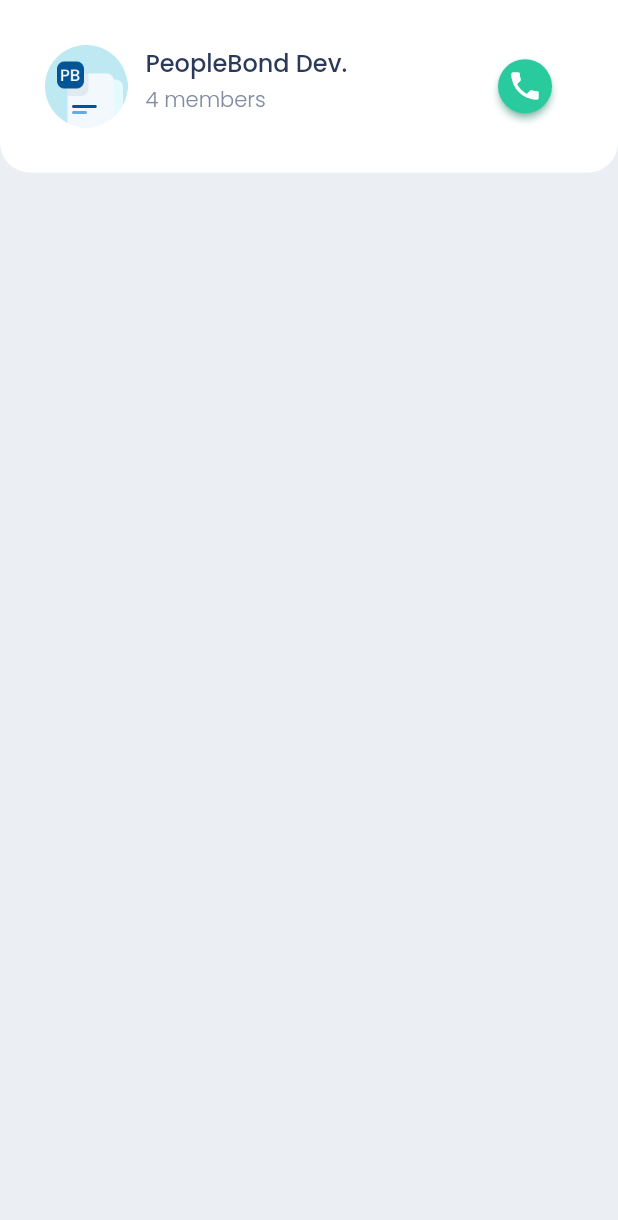
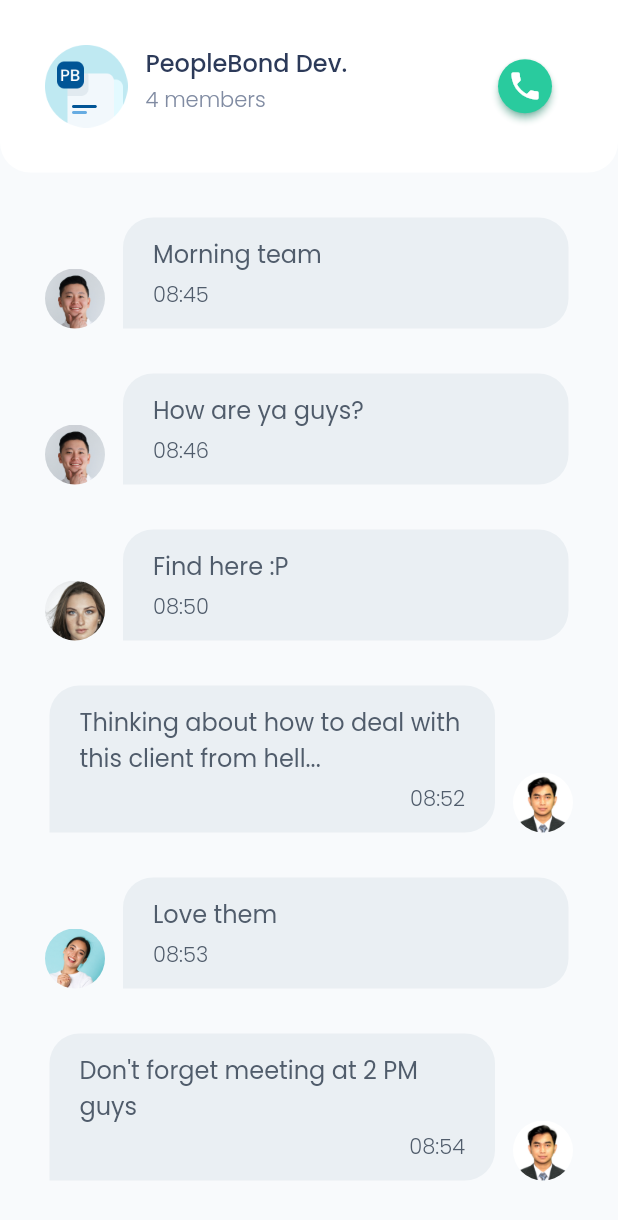
Before and after one commit to alviansyh/chatty, a Flutter app: the MessagePage screen opened directly, on a phone screen of 412 x 824 dp. Shown: the top 1220 px of the screen. Run offline on Flutter 3.47's test engine with Material 2 defaults, Android fonts, the phone set to English and light mode, and no system bars; our stand-ins replace google_fonts.

Commit message:
content detail message

```diff
--- a/lib/pages/message_page.dart
+++ b/lib/pages/message_page.dart
@@ -1,6 +1,9 @@
+import 'package:chatty/widgets/sender_bubble.dart';
+
+import '/widgets/receiver_bubble.dart';
+import '/theme.dart';
+
 import 'package:animations/animations.dart';
-
-import '/theme.dart';
 import 'package:flutter/material.dart';
 
 class MessagePage extends StatelessWidget {
@@ -16,7 +19,7 @@ class MessagePage extends StatelessWidget {
         child: child,
       ),
       child: Scaffold(
-        backgroundColor: secondaryColor,
+        backgroundColor: systemMessageColor,
         body: SafeArea(
           child: Column(
             children: [
@@ -72,7 +75,48 @@ class MessagePage extends StatelessWidget {
               Expanded(
                 child: Container(
                   child: ListView(
-                    children: [],
+                    children: [
+                      Padding(
+                        padding: EdgeInsets.symmetric(horizontal: 30),
+                        child: Column(
+                          children: [
+                            SizedBox(
+                              height: 30,
+                            ),
+                            ReceiverBubble(
+                              imageUrl: 'assets/profile/image 6.png',
+                              text: 'Morning team',
+                              time: '08:45',
+                            ),
+                            ReceiverBubble(
+                              imageUrl: 'assets/profile/image 6.png',
+                              text: 'How are ya guys?',
+                              time: '08:46',
+                            ),
+                            ReceiverBubble(
+                              imageUrl: 'assets/profile/image 8.png',
+                              text: 'Find here :P',
+                              time: '08:50',
+                            ),
+                            SenderBubble(
+                              imageUrl: 'assets/profile/profile.jpg',
+                              text: 'Thinking about how to deal with this client from hell...',
+                              time: '08:52',
+                            ),
+                            ReceiverBubble(
+                              imageUrl: 'assets/profile/image 4.png',
+                              text: 'Love them',
+                              time: '08:53',
+                            ),
+                            SenderBubble(
+                              imageUrl: 'assets/profile/profile.jpg',
+                              text: 'Don\'t forget meeting at 2 PM guys',
+                              time: '08:54',
+                            ),
+                          ],
+                        ),
+                      )
+                    ],
                   ),
                 ),
               )
--- a/lib/theme.dart
+++ b/lib/theme.dart
@@ -4,6 +4,8 @@ Color mainColor = Color(0xFF1F8DF5);
 Color greenColor = Color(0xFF29CB9E);
 Color whiteColor = Color(0xFFFFFFFF);
 Color secondaryColor = Color(0xFFEBEFF3);
+Color systemMessageColor = Color(0xFFF8FAFC);
+Color bubbleColor = Color(0xFFEAEFF3);
 Color txtWhiteColor = Color(0xFFFFFFFF);
 Color txtLightBlueColor = Color(0xFF9ED0FF);
 Color txtDarkBlueColor = Color(0xFF2C3A59);
--- a/lib/widgets/receiver_bubble.dart
+++ b/lib/widgets/receiver_bubble.dart
@@ -39,7 +39,7 @@ class ReceiverBubble extends StatelessWidget {
               vertical: 12,
             ),
             decoration: BoxDecoration(
-              color: secondaryColor,
+              color: bubbleColor,
               borderRadius: BorderRadius.only(
                 topRight: Radius.circular(20),
                 topLeft: Radius.circular(20),
@@ -49,9 +49,12 @@ class ReceiverBubble extends StatelessWidget {
             child: Column(
               crossAxisAlignment: CrossAxisAlignment.start,
               children: [
-                Text(
-                  text,
-                  style: chatTitleTextStyle,
+                Container(
+                  width: MediaQuery.of(context).size.width - 155,
+                  child: Text(
+                    text,
+                    style: chatTitleTextStyle,
+                  ),
                 ),
                 SizedBox(
                   height: 5,
--- a/lib/widgets/sender_bubble.dart
+++ b/lib/widgets/sender_bubble.dart
@@ -29,7 +29,7 @@ class SenderBubble extends StatelessWidget {
               vertical: 12,
             ),
             decoration: BoxDecoration(
-              color: whiteColor,
+              color: bubbleColor,
               borderRadius: BorderRadius.only(
                 topRight: Radius.circular(20),
                 topLeft: Radius.circular(20),
@@ -39,9 +39,12 @@ class SenderBubble extends StatelessWidget {
             child: Column(
               crossAxisAlignment: CrossAxisAlignment.end,
               children: [
-                Text(
-                  text,
-                  style: chatTitleTextStyle,
+                Container(
+                  width: MediaQuery.of(context).size.width - 155,
+                  child: Text(
+                    text,
+                    style: chatTitleTextStyle,
+                  ),
                 ),
                 SizedBox(
                   height: 5,
```
